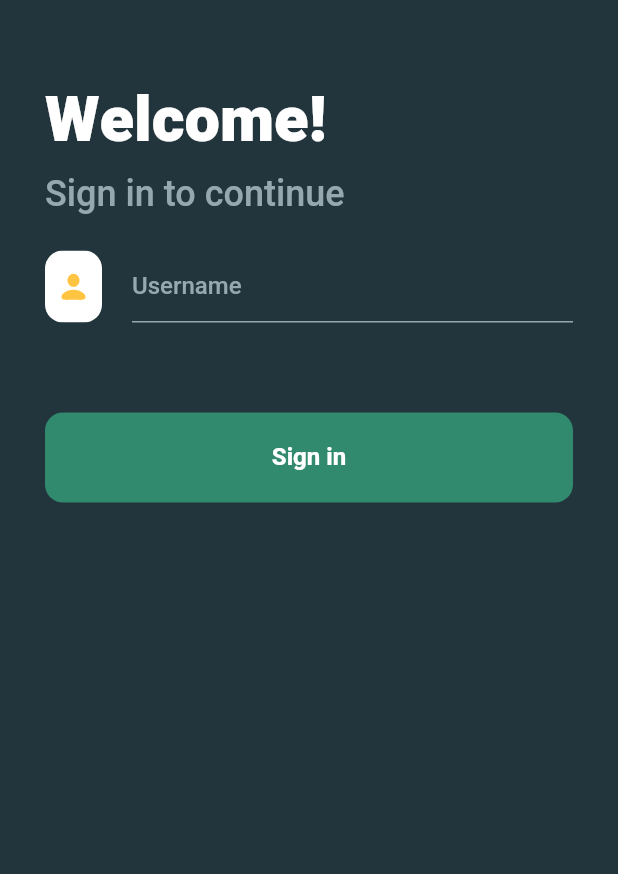
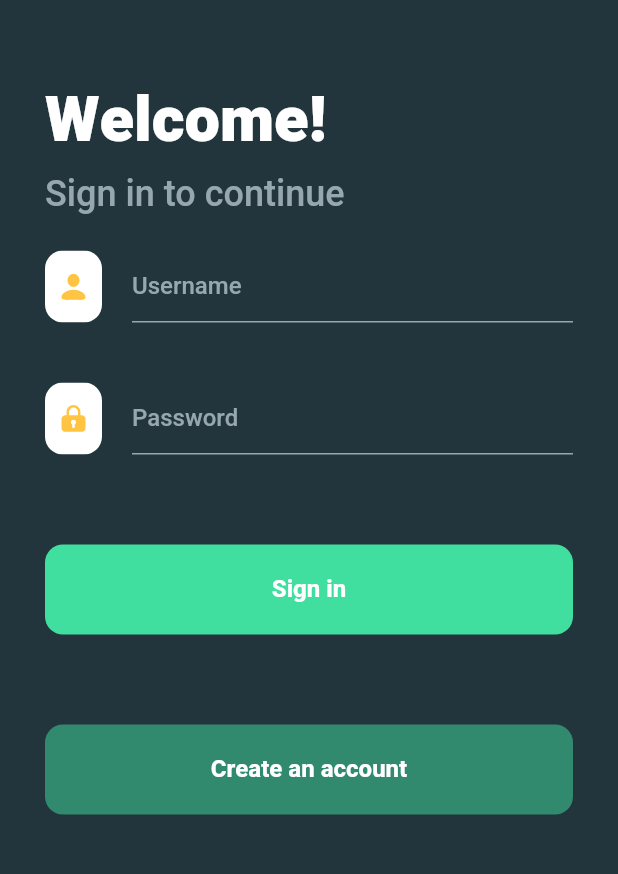
Before and after one commit to Makrah/mf-flutflut, a Flutter app: the screen it shows after launch, on a phone screen of 412 x 824 dp, the part 138-1012 px from its top. Run offline on Flutter 3.47's test engine with Material 2 defaults, Android fonts, the phone set to English and light mode, and no system bars; our stand-ins replace dio, flutter_svg, geolocator, get_it, rxdart, shared_preferences; missing offline and left inert: edge_alert; generated files the repository leaves out were written again.

Commit message:
Login done

```diff
--- a/lib/src/pages/LoginScreen.dart
+++ b/lib/src/pages/LoginScreen.dart
@@ -5,6 +5,7 @@ import 'package:flutter/scheduler.dart';
 import 'package:flutter_svg/flutter_svg.dart';
 import 'package:mappin/src/values/colors.dart' as colors;
 import 'package:mappin/src/values/font.dart' as fonts;
+import 'package:mappin/src/widgets/login/LoginTextFieldWidget.dart';
 import 'package:mappin/src/widgets/platforms/PlatformButton.dart';
 import 'package:mappin/src/widgets/platforms/PlatformScaffold.dart';
 import 'package:mappin/src/widgets/platforms/PlatformTextField.dart';
@@ -18,6 +19,7 @@ class LoginScreen extends StatefulWidget {
 
 class _LoginScreenState extends State<LoginScreen> {
   final _controllerUsername = TextEditingController();
+  final _controllerPassword = TextEditingController();
 
   @override
   void initState() {
@@ -37,7 +39,8 @@ class _LoginScreenState extends State<LoginScreen> {
   @override
   Widget build(BuildContext context) {
     return PlatformScaffold(
-      body: SafeArea(
+      body: SingleChildScrollView(
+        child: SafeArea(
           child: Container(
             margin: EdgeInsets.all(30),
             child: Column(
@@ -78,29 +81,23 @@ class _LoginScreenState extends State<LoginScreen> {
                 ),
                 Column(
                   children: [
-                  Container(
-                    margin: EdgeInsets.symmetric(vertical: 20),
-                    child: Row(
-                      children: [
-                        SvgPicture.asset("assets/images/tf_username.svg"),
-                        SizedBox(width: 20),
-                        Expanded(
-                            child: PlatformTextField(
+                    LoginTextFieldWidget(
+                      controllerUsername: _controllerUsername,
                       placeholder: "Username",
-                          controller: _controllerUsername,
-                        )),
-                      ],
+                      svgPath: "assets/images/tf_username.svg",
                     ),
+                    LoginTextFieldWidget(
+                      controllerUsername: _controllerPassword,
+                      placeholder: "Password",
+                      svgPath: "assets/images/tf_password.svg",
                     ),
                   ],
                 ),
                 Container(
                   margin: EdgeInsets.symmetric(vertical: 40),
-                child: Row(
-                  children: [
-                    Expanded(
+                  width: double.infinity,
                   child: PlatformButton(
-                        color: colors.primaryTransparentColor,
+                    color: colors.primaryColor,
                     height: 60,
                     borderRadius: 12,
                     child: Text(
@@ -116,31 +113,33 @@ class _LoginScreenState extends State<LoginScreen> {
                       print("-----------> ${_controllerUsername.text}");
                     },
                   ),
-                      // child: CupertinoButton(
-                      //   color: colors.primaryTransparentColor,
-                      //   minSize: 60,
-                      //   child: Text(
-                      //     "Sign in",
-                      //     style: TextStyle(
-                      //       fontFamily: fonts.primaryFF,
-                      //       color: colors.labelColor,
-                      //       fontWeight: fonts.bold,
-                      //       fontSize: 16,
-                      //     ),
-                      //   ),
-                      //   onPressed: () {
-                      //     print("-----------> ${_controllerUsername.text}");
-                      //   },
-                      //   borderRadius: BorderRadius.circular(12),
-                      // ),
                 ),
-                  ],
+                Container(
+                  margin: EdgeInsets.symmetric(vertical: 20),
+                  width: double.infinity,
+                  child: PlatformButton(
+                    color: colors.primaryTransparentColor,
+                    height: 60,
+                    borderRadius: 12,
+                    child: Text(
+                      "Create an account",
+                      style: TextStyle(
+                        fontFamily: fonts.primaryFF,
+                        color: colors.labelColor,
+                        fontWeight: fonts.bold,
+                        fontSize: 16,
+                      ),
+                    ),
+                    onPress: () {
+                      print("-----------> ${_controllerPassword.text}");
+                    },
                   ),
                 ),
               ],
             ),
           ),
         ),
+      ),
     );
   }
 }
--- /dev/null
+++ b/lib/src/widgets/login/LoginTextFieldWidget.dart
@@ -0,0 +1,38 @@
+import 'package:flutter/cupertino.dart';
+import 'package:flutter_svg/flutter_svg.dart';
+import 'package:mappin/src/widgets/platforms/PlatformTextField.dart';
+
+class LoginTextFieldWidget extends StatelessWidget {
+  const LoginTextFieldWidget({
+    Key key,
+    @required TextEditingController controllerUsername,
+    @required String placeholder,
+    @required String svgPath,
+  })  : _controllerUsername = controllerUsername,
+        _placeholder = placeholder,
+        _svgPath = svgPath,
+        super(key: key);
+
+  final TextEditingController _controllerUsername;
+  final String _placeholder;
+  final String _svgPath;
+
+  @override
+  Widget build(BuildContext context) {
+    return Container(
+      margin: EdgeInsets.symmetric(vertical: 20),
+      child: Row(
+        children: [
+          SvgPicture.asset(_svgPath),
+          SizedBox(width: 20),
+          Expanded(
+            child: PlatformTextField(
+              placeholder: _placeholder,
+              controller: _controllerUsername,
+            ),
+          ),
+        ],
+      ),
+    );
+  }
+}
```
Lines whose indentation alone changed are shown as unchanged.
